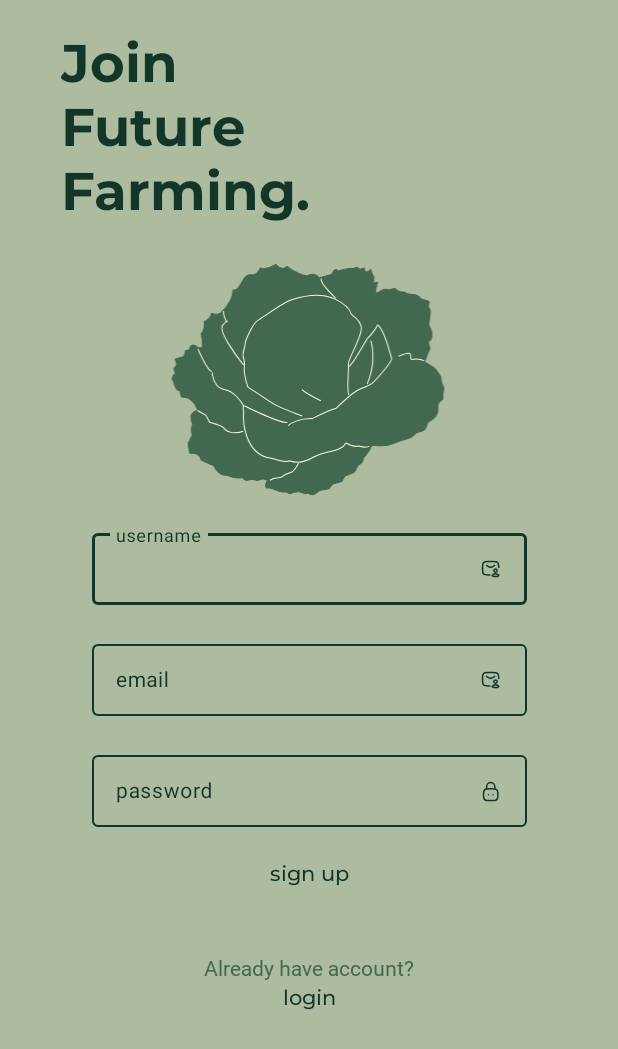
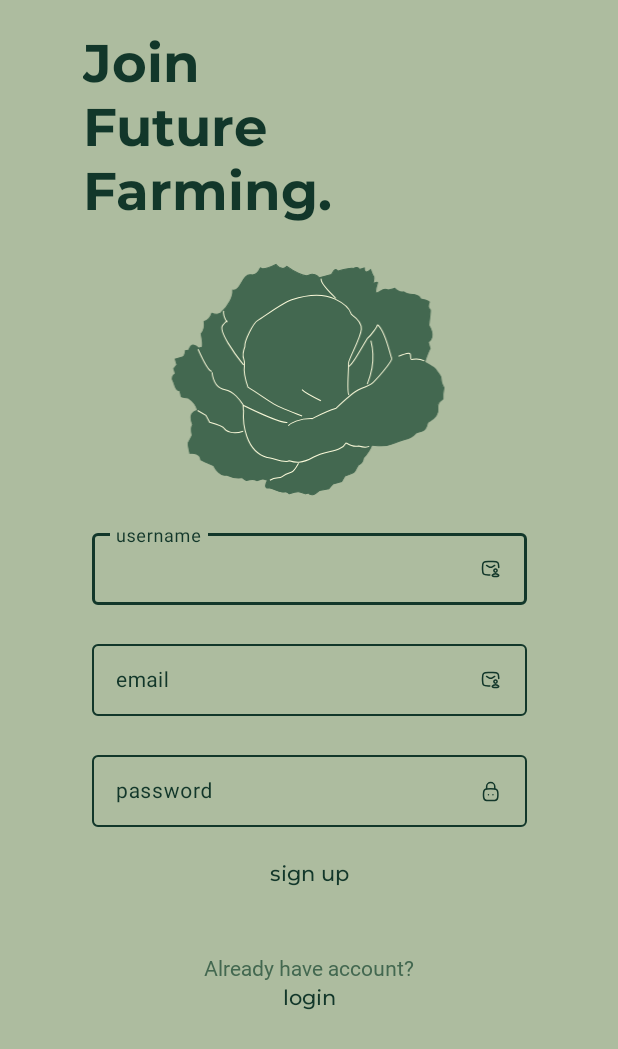
Before and after one commit to HI-PONIC/Mobile-Development, an Android app: the SignupActivity screen opened directly, with no data from a screen before it, on a phone screen of 412 x 824 dp. Shown: the top 1049 px of the screen. Run offline under Robolectric (Android 15) with nearby library versions, the phone set to English and light mode, and no system bars.

Commit message:
fix SignupActivity

```diff
--- a/app/src/main/AndroidManifest.xml
+++ b/app/src/main/AndroidManifest.xml
@@ -55,5 +55,4 @@
             </intent-filter>
         </activity>
     </application>
-
 </manifest>
--- a/app/src/main/java/com/example/hi_ponic/data/Response/SignUpResponse.kt
+++ b/app/src/main/java/com/example/hi_ponic/data/Response/SignUpResponse.kt
@@ -12,5 +12,4 @@ data class SignUpResponse(
 
 	@field:SerializedName("username")
 	val username: String? = null
-
 )
--- a/app/src/main/java/com/example/hi_ponic/view/auth/SignupActivity.kt
+++ b/app/src/main/java/com/example/hi_ponic/view/auth/SignupActivity.kt
@@ -1,51 +1,93 @@
 package com.example.hi_ponic.view.auth
 
+import android.content.Intent
 import android.graphics.Rect
-import android.os.Build
 import android.os.Bundle
-import android.view.ViewTreeObserver
+import android.view.View
 import androidx.activity.enableEdgeToEdge
+import androidx.activity.viewModels
 import androidx.appcompat.app.AppCompatActivity
 import androidx.core.view.ViewCompat
 import androidx.core.view.WindowInsetsCompat
 import com.example.hi_ponic.R
 import com.example.hi_ponic.databinding.ActivitySignupBinding
+import com.example.hi_ponic.view.ViewModelFactory
+import com.google.android.material.snackbar.Snackbar
 
 class SignupActivity : AppCompatActivity() {
 
     private lateinit var binding: ActivitySignupBinding
+
+    private val viewmodel by viewModels<SignupViewModel> {
+        ViewModelFactory.getInstance(this)
+    }
+
     override fun onCreate(savedInstanceState: Bundle?) {
         super.onCreate(savedInstanceState)
         enableEdgeToEdge()
-        setContentView(R.layout.activity_signup)
+        binding = ActivitySignupBinding.inflate(layoutInflater)
+        setContentView(binding.root)
+
+        window.statusBarColor = resources.getColor(R.color.md_theme_secondaryContainer)
+
+        setupInsets()
+        keyboardAdjuster()
+        onRegister()
+    }
+
+    private fun setupInsets() {
         ViewCompat.setOnApplyWindowInsetsListener(findViewById(R.id.main)) { v, insets ->
             val systemBars = insets.getInsets(WindowInsetsCompat.Type.systemBars())
             v.setPadding(systemBars.left, systemBars.top, systemBars.right, systemBars.bottom)
             insets
         }
-        binding = ActivitySignupBinding.inflate(layoutInflater)
-        setContentView(binding.root)
-
-        if (Build.VERSION.SDK_INT >= Build.VERSION_CODES.LOLLIPOP) {
-            getWindow().setStatusBarColor(getResources().getColor(R.color.md_theme_primaryContainer));
     }
 
-        keyboardAdjuster()
+    private fun onRegister() {
+        binding.tvSignup.setOnClickListener {
+            val name = binding.usernameEditText.text.toString()
+            val email = binding.emailEditText.text.toString()
+            val password = binding.passwordEditText.text.toString()
+
+            showLoading(true)
+
+            viewmodel.register(name, email, password)
+
+            viewmodel.isLoading.observe(this) { showLoading(it) }
+
+            viewmodel.registerUser.observe(this) {
+                Snackbar.make(binding.main, "Registration successful", Snackbar.LENGTH_LONG).show()
+            }
+            viewmodel.isError.observe(this) {
+                Snackbar.make(binding.main,"Registration Unsuccesful", Snackbar.LENGTH_LONG).show()
+            }
+        }
+
+        binding.tvLogin.setOnClickListener {
+            val intent = Intent(this,LoginActivity::class.java)
+            startActivity(intent)
+        }
+    }
+
+    private fun showLoading(isLoading: Boolean) {
+        if (isLoading) {
+            binding.progressCircular.visibility = View.VISIBLE
+        } else {
+            binding.progressCircular.visibility = View.GONE
+        }
     }
 
     private fun keyboardAdjuster() {
-        binding.scrollView.viewTreeObserver.addOnGlobalLayoutListener(object : ViewTreeObserver.OnGlobalLayoutListener {
-            override fun onGlobalLayout() {
+        binding.scrollView.viewTreeObserver.addOnGlobalLayoutListener {
             val r = Rect()
             binding.scrollView.getWindowVisibleDisplayFrame(r)
             val screenHeight: Int = binding.scrollView.rootView.height
             val keypadHeight: Int = screenHeight - r.bottom
-                if (keypadHeight > screenHeight * 0.15) { // jika keyboard terlihat
+            if (keypadHeight > screenHeight * 0.15) { // if keyboard is visible
                 binding.scrollView.post {
                     binding.scrollView.smoothScrollTo(0, binding.scrollView.bottom)
                 }
             }
         }
-        })
     }
 }
--- a/app/src/main/res/layout/activity_login.xml
+++ b/app/src/main/res/layout/activity_login.xml
@@ -34,9 +34,8 @@
                 android:textColor="#FBFADA"
                 android:textSize="35sp"
                 android:textStyle="bold"
+                android:layout_marginStart="23dp"
                 android:fontFamily="@font/montserratbold"
-                app:layout_constraintEnd_toEndOf="parent"
-                app:layout_constraintHorizontal_bias="0.117"
                 app:layout_constraintStart_toStartOf="parent"
                 app:layout_constraintTop_toTopOf="parent" />
 
--- a/app/src/main/res/layout/activity_signup.xml
+++ b/app/src/main/res/layout/activity_signup.xml
@@ -1,5 +1,5 @@
 <?xml version="1.0" encoding="utf-8"?>
-<androidx.constraintlayout.widget.ConstraintLayout xmlns:android="http://schemas.android.com/apk/res/android"
+<androidx.coordinatorlayout.widget.CoordinatorLayout xmlns:android="http://schemas.android.com/apk/res/android"
     xmlns:app="http://schemas.android.com/apk/res-auto"
     xmlns:tools="http://schemas.android.com/tools"
     android:id="@+id/main"
@@ -11,13 +11,9 @@
 
     <androidx.core.widget.NestedScrollView
         android:id="@+id/scrollView"
-        android:layout_width="0dp"
-        android:layout_height="0dp"
-        android:fillViewport="true"
-        app:layout_constraintBottom_toBottomOf="parent"
-        app:layout_constraintEnd_toEndOf="parent"
-        app:layout_constraintStart_toStartOf="parent"
-        app:layout_constraintTop_toTopOf="parent">
+        android:layout_width="match_parent"
+        android:layout_height="match_parent"
+        android:fillViewport="true">
 
         <androidx.constraintlayout.widget.ConstraintLayout
             android:layout_width="match_parent"
@@ -31,13 +27,11 @@
                 android:text="Join\nFuture\nFarming."
                 android:textColor="#12372A"
                 android:textSize="35sp"
+                android:layout_marginStart="39dp"
                 android:textStyle="bold"
                 android:fontFamily="@font/montserratbold"
-                app:layout_constraintEnd_toEndOf="parent"
-                app:layout_constraintHorizontal_bias="0.117"
                 app:layout_constraintStart_toStartOf="parent"
                 app:layout_constraintTop_toTopOf="parent" />
-
 
             <ImageView
                 android:id="@+id/ivKubis"
@@ -46,7 +40,7 @@
                 android:src="@drawable/rose"
                 app:layout_constraintEnd_toEndOf="parent"
                 app:layout_constraintStart_toStartOf="parent"
-                app:layout_constraintTop_toBottomOf="@+id/textView" />
+                app:layout_constraintTop_toBottomOf="@id/textView" />
 
             <com.google.android.material.textfield.TextInputLayout
                 android:id="@+id/usernameEditTextLayout"
@@ -55,7 +49,7 @@
                 app:errorEnabled="true"
                 app:layout_constraintEnd_toEndOf="parent"
                 app:layout_constraintStart_toStartOf="parent"
-                app:layout_constraintTop_toBottomOf="@+id/ivKubis"
+                app:layout_constraintTop_toBottomOf="@id/ivKubis"
                 app:hintTextColor="#12372A"
                 style="@style/textFieldSignUp"
                 app:endIconMode="custom"
@@ -77,7 +71,7 @@
                 android:layout_height="wrap_content"
                 app:layout_constraintEnd_toEndOf="parent"
                 app:layout_constraintStart_toStartOf="parent"
-                app:layout_constraintTop_toBottomOf="@+id/usernameEditTextLayout"
+                app:layout_constraintTop_toBottomOf="@id/usernameEditTextLayout"
                 app:errorEnabled="true"
                 style="@style/textFieldSignUp"
                 app:endIconMode="custom"
@@ -98,7 +92,7 @@
                 android:layout_height="wrap_content"
                 app:layout_constraintEnd_toEndOf="parent"
                 app:layout_constraintStart_toStartOf="parent"
-                app:layout_constraintTop_toBottomOf="@+id/emailEditTextLayout"
+                app:layout_constraintTop_toBottomOf="@id/emailEditTextLayout"
                 app:errorEnabled="true"
                 style="@style/textFieldSignUp"
                 app:endIconMode="password_toggle"
@@ -123,7 +117,7 @@
                 android:fontFamily="@font/montserratmedium"
                 app:layout_constraintEnd_toEndOf="parent"
                 app:layout_constraintStart_toStartOf="parent"
-                app:layout_constraintTop_toBottomOf="@+id/passwordEditTextLayout" />
+                app:layout_constraintTop_toBottomOf="@id/passwordEditTextLayout" />
 
             <TextView
                 android:id="@+id/textView3"
@@ -134,10 +128,11 @@
                 android:textColor="#436850"
                 app:layout_constraintEnd_toEndOf="parent"
                 app:layout_constraintStart_toStartOf="parent"
-                app:layout_constraintTop_toBottomOf="@+id/tvSignup"
+                app:layout_constraintTop_toBottomOf="@id/tvSignup"
                 android:layout_marginTop="44dp"/>
 
             <TextView
+                android:id="@+id/tvLogin"
                 android:layout_width="wrap_content"
                 android:layout_height="wrap_content"
                 android:text="login"
@@ -145,10 +140,18 @@
                 android:fontFamily="@font/montserratmedium"
                 app:layout_constraintEnd_toEndOf="parent"
                 app:layout_constraintStart_toStartOf="parent"
-                app:layout_constraintTop_toBottomOf="@+id/textView3" />
-
+                app:layout_constraintTop_toBottomOf="@id/textView3" />
 
         </androidx.constraintlayout.widget.ConstraintLayout>
     </androidx.core.widget.NestedScrollView>
 
-</androidx.constraintlayout.widget.ConstraintLayout>
+    <ProgressBar
+        android:id="@+id/progress_circular"
+        android:layout_width="wrap_content"
+        android:layout_height="wrap_content"
+        android:layout_gravity="center"
+        app:indicatorColor="#12372A"
+        android:visibility="gone"
+        tools:visibility="visible"/>
+
+</androidx.coordinatorlayout.widget.CoordinatorLayout>
```
Lines whose indentation alone changed are shown as unchanged.
